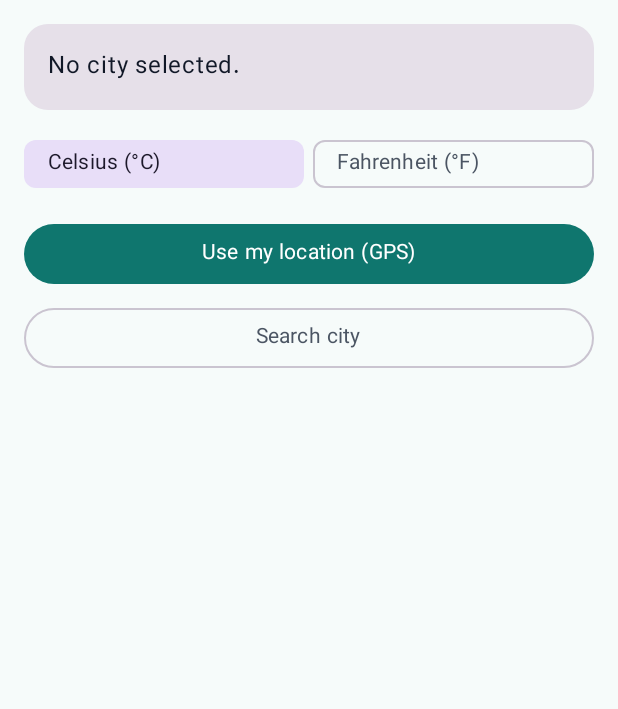
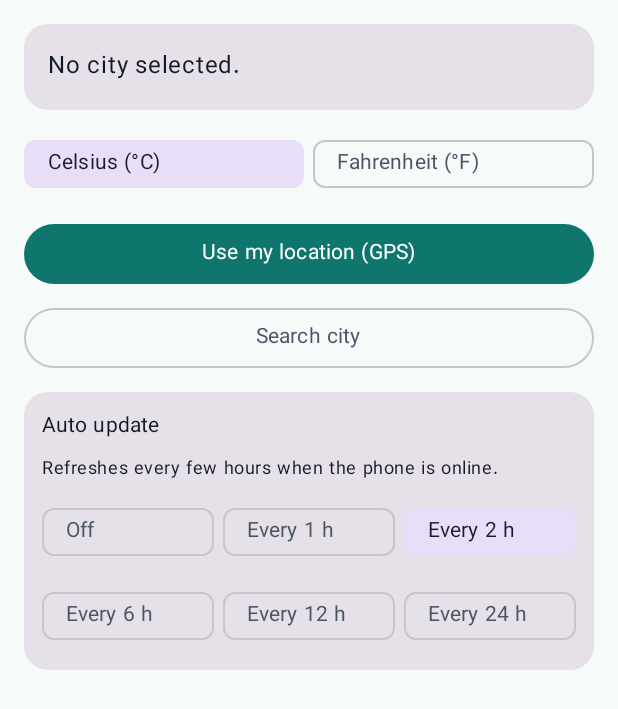
Before and after one commit to SENFIB/hesabyar, an Android app built with Jetpack Compose: the composable WeatherScreen shown on its own in the app's theme, on a phone screen of 412 x 824 dp. Shown: the top 709 px of the screen. Run offline under Robolectric (Android 15) with nearby library versions, the phone set to English and light mode, and no system bars; 2 statements that could not run were skipped.

Commit message:
Update WeatherScreen.kt

```diff
--- a/app/src/main/java/com/hesabyar/app/ui/WeatherScreen.kt
+++ b/app/src/main/java/com/hesabyar/app/ui/WeatherScreen.kt
@@ -29,8 +29,13 @@ fun WeatherScreen(vm: MainViewModel, regionType: CalendarType) {
     var showManual by rememberSaveable { mutableStateOf(false) }
     var gpsBusy by remember { mutableStateOf(false) }
     var gpsReason by remember { mutableStateOf<GpsFail?>(null) }
+    var autoHours by remember { mutableStateOf(WeatherAuto.hours(ctx)) }
 
-    LaunchedEffect(Unit) { WeatherStore.loadUnit(ctx) }
+    LaunchedEffect(Unit) {
+        WeatherStore.loadUnit(ctx)
+        WeatherStore.onScreenOpened(ctx)
+        WeatherAuto.ensure(ctx)
+    }
 
     // همه متن‌ها اینجا ساخته می‌شوند
     val tMyLocation = tr("موقعیت من", "My location", "موقعي")
@@ -66,6 +71,31 @@ fun WeatherScreen(vm: MainViewModel, regionType: CalendarType) {
     val tRefresh = tr("به‌روزرسانی", "Refresh", "تحديث")
     val tNext24 = tr("۲۴ ساعت آینده", "Next 24 hours", "الساعات الـ24 القادمة")
     val tForecastTitle = tr("پیش‌بینی ۵ روز آینده", "5-day forecast", "توقعات 5 أيام")
+
+    // به‌روزرسانی خودکار
+    val tAutoTitle = tr("به‌روزرسانی خودکار", "Auto update", "التحديث التلقائي")
+    val tAutoHint = tr(
+        "هر چند ساعت یک بار، وقتی گوشی به اینترنت وصل باشد، اطلاعات هوا تازه می‌شود.",
+        "Refreshes every few hours when the phone is online.",
+        "يتم التحديث كل بضع ساعات عند توفر الإنترنت."
+    )
+    val autoOptions: List<Pair<Int, String>> = listOf(
+        0 to tr("خاموش", "Off", "إيقاف"),
+        1 to tr("هر ۱ ساعت", "Every 1 h", "كل ساعة"),
+        2 to tr("هر ۲ ساعت", "Every 2 h", "كل ساعتين"),
+        6 to tr("هر ۶ ساعت", "Every 6 h", "كل 6 ساعات"),
+        12 to tr("هر ۱۲ ساعت", "Every 12 h", "كل 12 ساعة"),
+        24 to tr("هر ۲۴ ساعت", "Every 24 h", "كل 24 ساعة")
+    )
+
+    // زمان آخرین به‌روزرسانی
+    val lastMs = WeatherStore.lastUpdatedMillis(ctx)
+    val tLastPrefix = tr("آخرین به‌روزرسانی: ", "Last updated: ", "آخر تحديث: ")
+    val lastText = if (lastMs > 0L) {
+        tLastPrefix + formatWith(lastMs, "yyyy/MM/dd HH:mm", regionType.locale, regionType.timeZone)
+    } else {
+        ""
+    }
 
     val gps = rememberGpsAction(
         label = tMyLocation,
@@ -139,6 +169,9 @@ fun WeatherScreen(vm: MainViewModel, regionType: CalendarType) {
                                     style = MaterialTheme.typography.bodyMedium
                                 )
                             }
+                            if (lastText.isNotEmpty()) {
+                                Text(lastText, style = MaterialTheme.typography.bodySmall)
+                            }
                         }
                         WeatherState.None -> Text(tNoCity)
                         WeatherState.Loading -> Text(tLoading)
@@ -191,6 +224,37 @@ fun WeatherScreen(vm: MainViewModel, regionType: CalendarType) {
                         modifier = Modifier.fillMaxWidth()
                     ) {
                         Text(tRefresh)
+                    }
+                }
+            }
+        }
+
+        // به‌روزرسانی خودکار
+        item {
+            Card(modifier = Modifier.fillMaxWidth()) {
+                Column(
+                    modifier = Modifier.padding(12.dp),
+                    verticalArrangement = Arrangement.spacedBy(8.dp)
+                ) {
+                    Text(tAutoTitle, style = MaterialTheme.typography.titleSmall)
+                    Text(tAutoHint, style = MaterialTheme.typography.bodySmall)
+                    autoOptions.chunked(3).forEach { rowItems ->
+                        Row(
+                            modifier = Modifier.fillMaxWidth(),
+                            horizontalArrangement = Arrangement.spacedBy(6.dp)
+                        ) {
+                            rowItems.forEach { (value, label) ->
+                                FilterChip(
+                                    selected = autoHours == value,
+                                    onClick = {
+                                        autoHours = value
+                                        WeatherAuto.setHours(ctx, value)
+                                    },
+                                    label = { Text(label, maxLines = 1) },
+                                    modifier = Modifier.weight(1f)
+                                )
+                            }
+                        }
                     }
                 }
             }
@@ -272,6 +336,7 @@ private fun ForecastRow(day: DayForecast, regionType: CalendarType, lang: String
     val dateText = formatWith(day.dateMillis, "EEEE d MMM", regionType.locale, utcZone)
     val rangeText = "▼ " + tempText(day.min, unitF) + "  ▲ " + tempText(day.max, unitF)
     val word = conditionWord(day.code, lang)
+
     Card(modifier = Modifier.fillMaxWidth()) {
         Row(
             modifier = Modifier
@@ -397,11 +462,9 @@ fun ManualCityDialog(onDismiss: () -> Unit, onSaved: () -> Unit) {
                     modifier = Modifier.fillMaxWidth(),
                     label = { Text(tLabel) }
                 )
-
                 if (searching) {
                     Text(tSearching, style = MaterialTheme.typography.bodySmall)
                 }
-
                 Column(
                     modifier = Modifier
                         .fillMaxWidth()
@@ -426,7 +489,6 @@ fun ManualCityDialog(onDismiss: () -> Unit, onSaved: () -> Unit) {
                         }
                     }
                 }
-
                 if (searched && !searching && results.isEmpty()) {
                     Text(tNotFound, style = MaterialTheme.typography.bodySmall)
                 }
```
